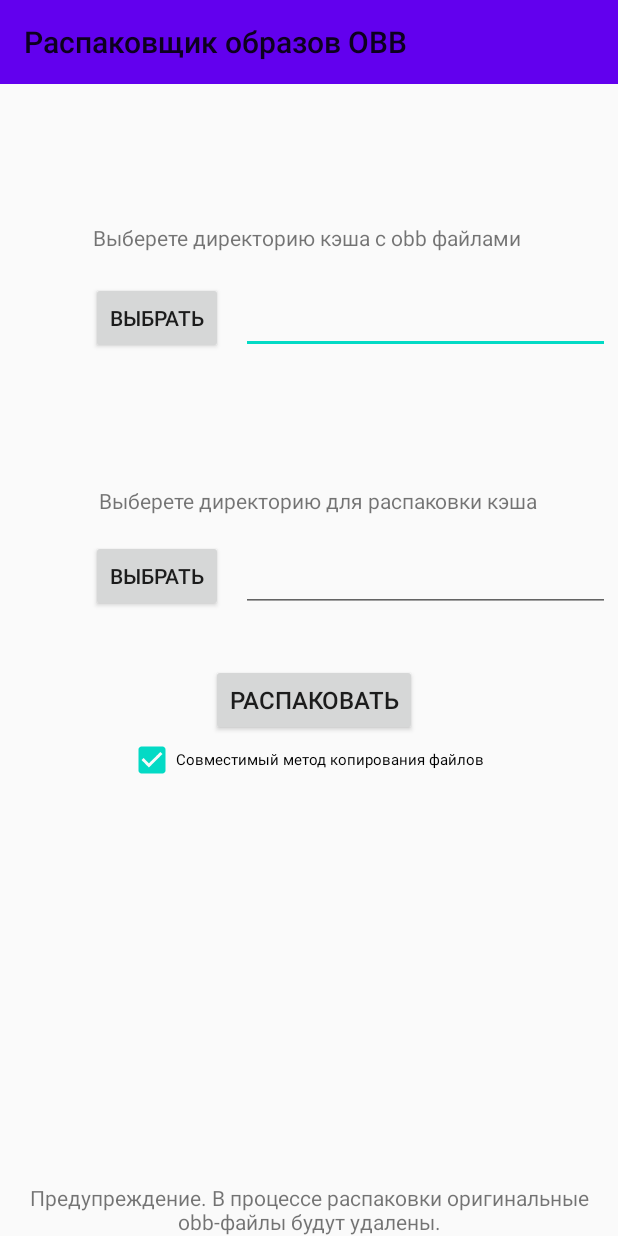
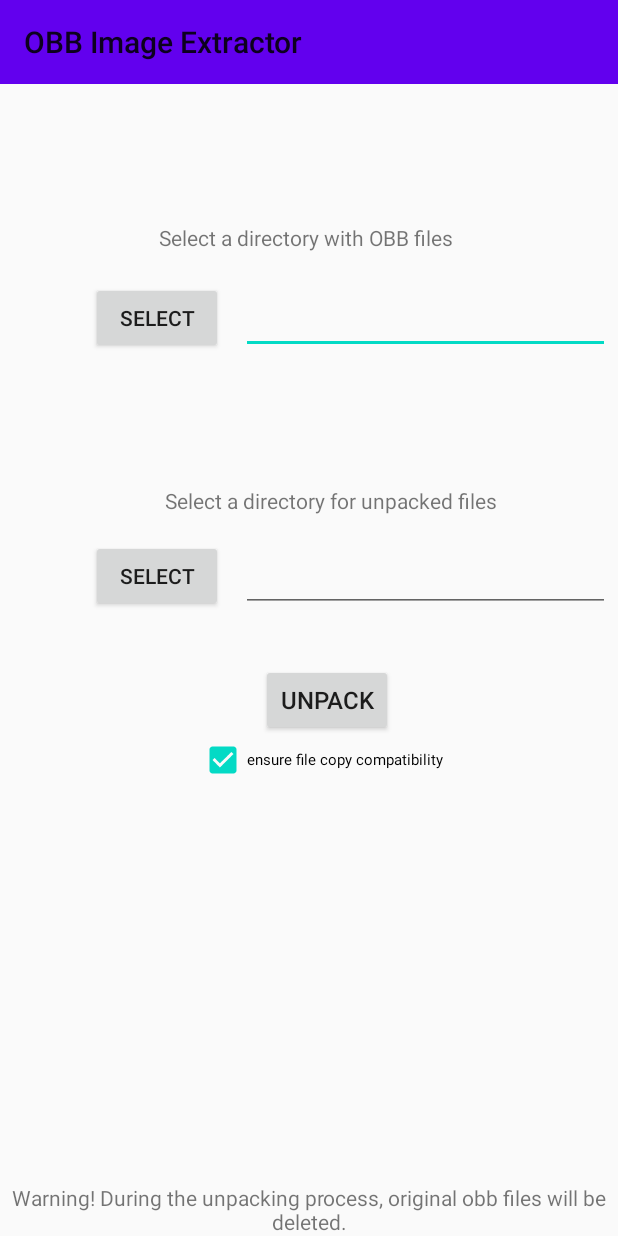
Before and after one commit to remixer-dec/OBBImageExtractor, an Android app: the screen it shows after launch (MainActivity), on a phone screen of 412 x 824 dp. Run offline under Robolectric (Android 15) with nearby library versions, the phone set to English and light mode, and no system bars; our stand-ins replace navigation-ui; 1 statement that could not run was skipped.

Commit message:
added english translation

```diff
--- a/app/src/main/res/values/strings.xml
+++ b/app/src/main/res/values/strings.xml
@@ -1,22 +1,21 @@
 <resources>
-    <string name="errors1">Возникли ошибки (</string>
-    <string name="errors2">) Код ошибки: </string>
-    <string name="mountSuccess">Успешно смонтировано: </string>
-    <string name="obbDetected">Обнаружено obb-файлов: %1$d</string>
-    <string name="app_name">Распаковщик кэша</string>
-    <string name="unpackSuccess">Распаковка успешно завершена (%1$d/%2$d)</string>
-    <string name="unpackError">Распаковка не удалась, возникли ошибки…</string>
-    <string name="unpackingInProgress">"Распаковка obb ("</string>
-    <string name="backgroundWorkerActive">"Распаковка идёт в фоновом режиме. Подождите…"</string>
-    <string name="title_activity_main">Распаковщик Obb</string>
-    <string name="first_fragment_label">Распаковщик образов OBB</string>
-    <string name="second_fragment_label">Second Fragment</string>
-    <string name="selectFolder">Выбрать</string>
-    <string name="unpack">Распаковать</string>
-    <string name="copyCompatibility">Совместимый метод копирования файлов</string>
-    <string name="selectUnpackDir">Выберете директорию для распаковки кэша</string>
-    <string name="selectObbDir">Выберете директорию кэша c obb файлами</string>
-    <string name="Android11Detected">Обнаружен Android 11+. \n Нажмите сюда чтобы выдать права для доступа к Android/obb.</string>
-    <string name="VMOSDetected">Это приложение не работает внутри VMOS.</string>
-    <string name="modwarning">Предупреждение. В процессе распаковки оригинальные obb-файлы будут удалены.</string>
+    <string name="errors1">An error appeared (x</string>
+    <string name="errors2">) Error code: </string>
+    <string name="mountSuccess">Successfully mounted: </string>
+    <string name="obbDetected">Found %1$d obb files</string>
+    <string name="app_name">OBB Cache Extractor</string>
+    <string name="unpackSuccess">Successfully unpacked (%1$d/%2$d) images</string>
+    <string name="unpackError">Unable to unpack the images due to I/O errors…</string>
+    <string name="unpackingInProgress">"Unpacking OBB ("</string>
+    <string name="backgroundWorkerActive">"Unpacking is in progress. Please wait…"</string>
+    <string name="title_activity_main">OBB Unpacker</string>
+    <string name="first_fragment_label">OBB Image Extractor</string>
+    <string name="selectFolder">Select</string>
+    <string name="unpack">Unpack</string>
+    <string name="copyCompatibility">ensure file copy compatibility</string>
+    <string name="selectUnpackDir">Select a directory for unpacked files</string>
+    <string name="selectObbDir">Select a directory with OBB files</string>
+    <string name="Android11Detected">Android 11+ detected\n Click here to give permission to access data in Android/obb.</string>
+    <string name="VMOSDetected">This application does not work inside VMOS.</string>
+    <string name="modwarning">Warning! During the unpacking process, original obb files will be deleted.</string>
 </resources>
```
Also changed, not shown: 1 other file.
